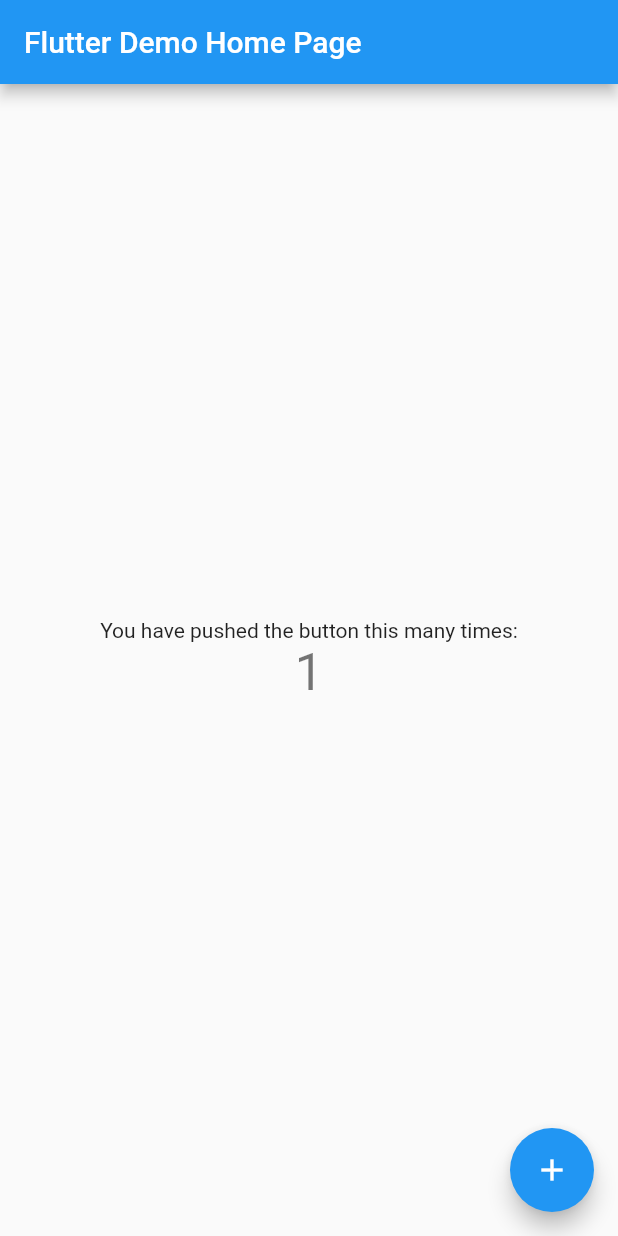
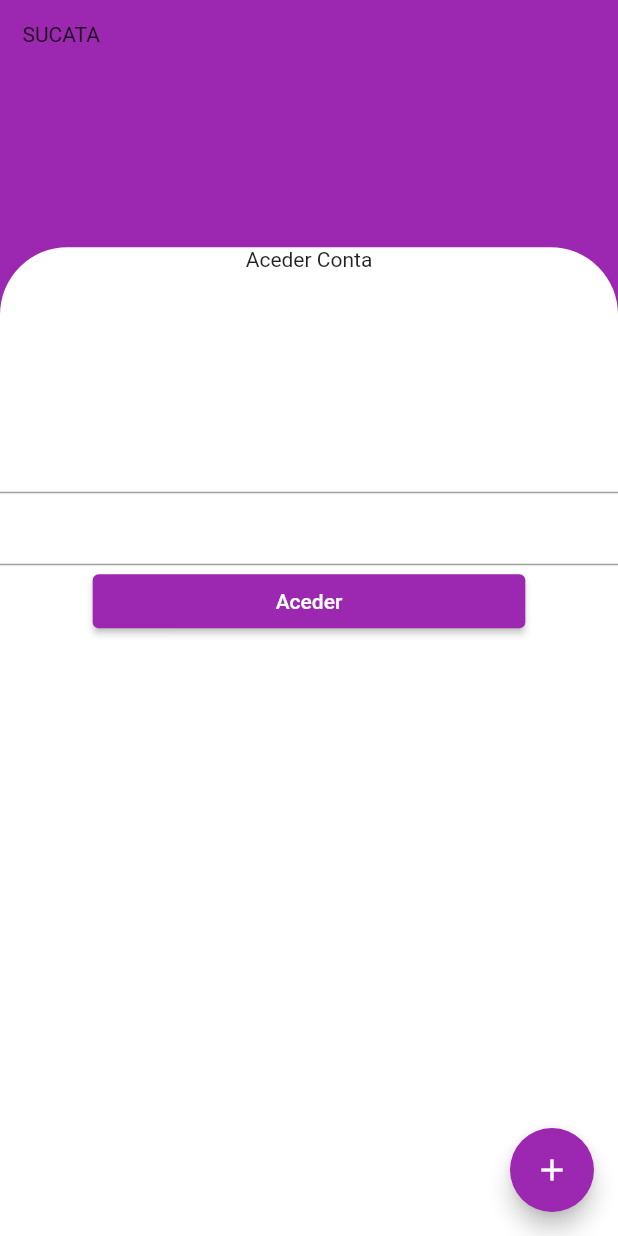
Before and after one commit to NeltonMenata/sucata, a Flutter app: the screen it shows after launch, after a tap on the "add" icon, on a phone screen of 412 x 824 dp. Run offline on Flutter 3.47's test engine with Material 2 defaults, Android fonts, the phone set to English and light mode, and no system bars; our stand-ins replace get, parse_server_sdk_flutter; network calls fail.

Commit message:
Primeiro Commit

```diff
--- /dev/null
+++ b/lib/app/app_back4app/back4app.dart
@@ -0,0 +1,16 @@
+import 'package:flutter/material.dart';
+import 'package:parse_server_sdk_flutter/parse_server_sdk.dart';
+
+class Back4app{
+  static Future<void> initialize() async{
+    WidgetsFlutterBinding.ensureInitialized();
+
+  final keyApplicationId = "xiEEGdMN0wDFeXzEYS2yi8pllsaNYC0QkJB6og7Y";
+  final keyClientKey = "tbBsDkpAmupFbujOirdU148RYZ1kAhyu7FZrbO3E";
+  final keyParseServerUrl = "https://parseapi.back4app.com";
+
+  await Parse().initialize(keyApplicationId, keyParseServerUrl,
+      clientKey: keyClientKey, autoSendSessionId: true);
+
+  }
+}
--- /dev/null
+++ b/lib/app/function_global/size.dart
@@ -0,0 +1,11 @@
+  import 'package:flutter/material.dart';
+
+double alturaPor(double percentagem, BuildContext context){
+    double _altura = MediaQuery.of(context).size.height * (percentagem/100);
+    return _altura;
+  }
+
+  double larguraPor(double percentagem, BuildContext context){
+    double _largura = MediaQuery.of(context).size.width * (percentagem/100);
+    return _largura;
+  }
--- /dev/null
+++ b/lib/app/my_app.dart
@@ -0,0 +1,103 @@
+import 'package:flutter/material.dart';
+import 'package:parse_server_sdk_flutter/parse_server_sdk.dart';
+
+import 'function_global/size.dart';
+
+class MyApp extends StatelessWidget {
+  @override
+  Widget build(BuildContext context) {
+    return MaterialApp(
+      debugShowCheckedModeBanner: false,
+      title: 'Flutter Demo',
+      theme: ThemeData(
+        primaryColor: Colors.purple,
+        primarySwatch: Colors.purple,
+      ),
+      home: MyHomePage(title: 'Flutter Demo Home Page'),
+    );
+  }
+}
+
+class MyHomePage extends StatefulWidget {
+  MyHomePage({Key? key, required this.title}) : super(key: key);
+
+  final String title;
+
+  @override
+  _MyHomePageState createState() => _MyHomePageState();
+}
+
+class _MyHomePageState extends State<MyHomePage> {
+  void _incrementCounter() async {
+    var sucataUser = ParseObject("Usuario")
+      ..set("name", "Nelton Menata")
+      ..set("telephone", "941357140")
+      ..set("password", "nelton123");
+    await sucataUser.save();
+  }
+
+  @override
+  Widget build(BuildContext context) {
+    return Scaffold(
+      body: Container(
+        height: double.infinity,
+        width: double.infinity,
+        color: Theme.of(context).primaryColor,
+        child: Column(
+          crossAxisAlignment: CrossAxisAlignment.start,
+          children: [
+            SizedBox(
+              height: alturaPor(20, context),
+              width: double.infinity,
+              child: Padding(
+                padding: EdgeInsets.all(15),
+                child: Text(
+                  "SUCATA",
+                  textAlign: TextAlign.left,
+                ),
+              ),
+            ),
+            Expanded(
+              child: Container(
+                height: double.infinity,
+                decoration: BoxDecoration(
+                  color: Colors.white,
+                  borderRadius: BorderRadius.vertical(
+                    top: Radius.circular(45),
+                  ),
+                ),
+                child: Column(
+                  children: [
+                    Text("Aceder Conta"),
+                    SizedBox(
+                      height: 100,
+                    ),
+                    TextFormField(),
+                    TextFormField(),
+                    Container(
+                      width: larguraPor(70, context),
+                      decoration: BoxDecoration(
+                        borderRadius: BorderRadius.all(
+                          Radius.circular(20),
+                        ),
+                      ),
+                      child: ElevatedButton(
+                        child: Text("Aceder"),
+                        onPressed: () {},
+                      ),
+                    ),
+                  ],
+                ),
+              ),
+            )
+          ],
+        ),
+      ),
+      floatingActionButton: FloatingActionButton(
+        onPressed: _incrementCounter,
+        tooltip: 'Increment',
+        child: Icon(Icons.add),
+      ),
+    );
+  }
+}
--- a/lib/main.dart
+++ b/lib/main.dart
@@ -1,113 +1,8 @@
 import 'package:flutter/material.dart';
+import 'app/app_back4app/back4app.dart';
+import 'app/my_app.dart';
 
 void main() {
+  Back4app.initialize();
   runApp(MyApp());
 }
-
-class MyApp extends StatelessWidget {
-  // This widget is the root of your application.
-  @override
-  Widget build(BuildContext context) {
-    return MaterialApp(
-      title: 'Flutter Demo',
-      theme: ThemeData(
-        // This is the theme of your application.
-        //
-        // Try running your application with "flutter run". You'll see the
-        // application has a blue toolbar. Then, without quitting the app, try
-        // changing the primarySwatch below to Colors.green and then invoke
-        // "hot reload" (press "r" in the console where you ran "flutter run",
-        // or simply save your changes to "hot reload" in a Flutter IDE).
-        // Notice that the counter didn't reset back to zero; the application
-        // is not restarted.
-        primarySwatch: Colors.blue,
-      ),
-      home: MyHomePage(title: 'Flutter Demo Home Page'),
-    );
-  }
-}
-
-class MyHomePage extends StatefulWidget {
-  MyHomePage({Key? key, required this.title}) : super(key: key);
-
-  // This widget is the home page of your application. It is stateful, meaning
-  // that it has a State object (defined below) that contains fields that affect
-  // how it looks.
-
-  // This class is the configuration for the state. It holds the values (in this
-  // case the title) provided by the parent (in this case the App widget) and
-  // used by the build method of the State. Fields in a Widget subclass are
-  // always marked "final".
-
-  final String title;
-
-  @override
-  _MyHomePageState createState() => _MyHomePageState();
-}
-
-class _MyHomePageState extends State<MyHomePage> {
-  int _counter = 0;
-
-  void _incrementCounter() {
-    setState(() {
-      // This call to setState tells the Flutter framework that something has
-      // changed in this State, which causes it to rerun the build method below
-      // so that the display can reflect the updated values. If we changed
-      // _counter without calling setState(), then the build method would not be
-      // called again, and so nothing would appear to happen.
-      _counter++;
-    });
-  }
-
-  @override
-  Widget build(BuildContext context) {
-    // This method is rerun every time setState is called, for instance as done
-    // by the _incrementCounter method above.
-    //
-    // The Flutter framework has been optimized to make rerunning build methods
-    // fast, so that you can just rebuild anything that needs updating rather
-    // than having to individually change instances of widgets.
-    return Scaffold(
-      appBar: AppBar(
-        // Here we take the value from the MyHomePage object that was created by
-        // the App.build method, and use it to set our appbar title.
-        title: Text(widget.title),
-      ),
-      body: Center(
-        // Center is a layout widget. It takes a single child and positions it
-        // in the middle of the parent.
-        child: Column(
-          // Column is also a layout widget. It takes a list of children and
-          // arranges them vertically. By default, it sizes itself to fit its
-          // children horizontally, and tries to be as tall as its parent.
-          //
-          // Invoke "debug painting" (press "p" in the console, choose the
-          // "Toggle Debug Paint" action from the Flutter Inspector in Android
-          // Studio, or the "Toggle Debug Paint" command in Visual Studio Code)
-          // to see the wireframe for each widget.
-          //
-          // Column has various properties to control how it sizes itself and
-          // how it positions its children. Here we use mainAxisAlignment to
-          // center the children vertically; the main axis here is the vertical
-          // axis because Columns are vertical (the cross axis would be
-          // horizontal).
-          mainAxisAlignment: MainAxisAlignment.center,
-          children: <Widget>[
-            Text(
-              'You have pushed the button this many times:',
-            ),
-            Text(
-              '$_counter',
-              style: Theme.of(context).textTheme.headline4,
-            ),
-          ],
-        ),
-      ),
-      floatingActionButton: FloatingActionButton(
-        onPressed: _incrementCounter,
-        tooltip: 'Increment',
-        child: Icon(Icons.add),
-      ), // This trailing comma makes auto-formatting nicer for build methods.
-    );
-  }
-}
```
Also changed, not shown: Codigo openssl.txt (added, +18 -0 lines), lib/app/app_login/login_controllers/login_controller.dart (added, +25 -0 lines), lib/app/app_login/login_views/login_view.dart (added, +12 -0 lines), pubspec.yaml (+9 -0 lines), Codigo openssl.PNG (added), assets/background.jpg (added), assets/splash_img1.png (added), assets/splash_img2.png (added), pubspec.lock, 6 other files.
